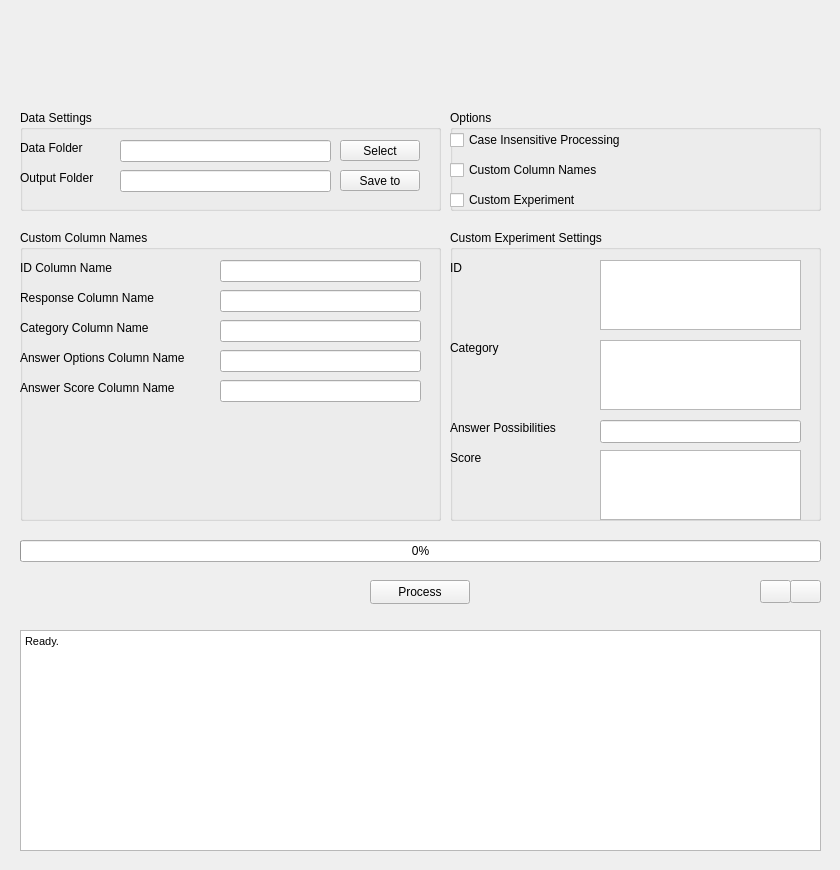
dev-jam/opensesame-toolbox, file resources/questionnaireprocessor.ui: the form before one commit.
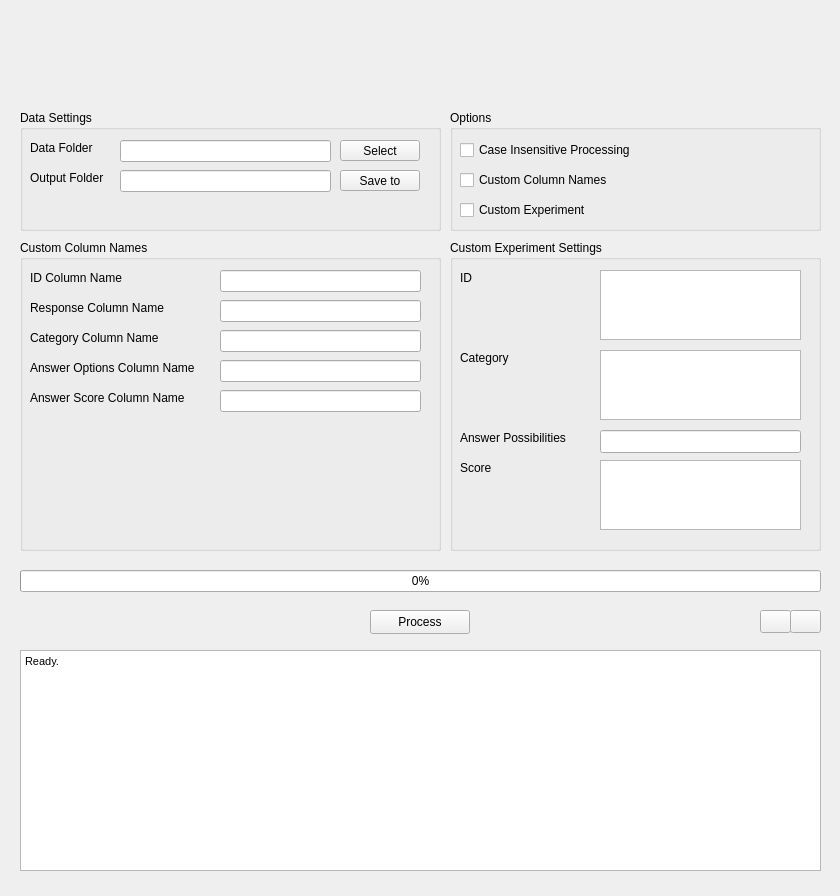
The form after the commit. Icons and pictures are not drawn.

Patch:
```diff
--- a/resources/questionnaireprocessor.ui
+++ b/resources/questionnaireprocessor.ui
@@ -7,7 +7,7 @@
     <x>0</x>
     <y>0</y>
     <width>840</width>
-    <height>870</height>
+    <height>896</height>
    </rect>
   </property>
   <property name="windowTitle">
@@ -18,7 +18,7 @@
     <property name="geometry">
      <rect>
       <x>370</x>
-      <y>580</y>
+      <y>610</y>
       <width>100</width>
       <height>24</height>
      </rect>
@@ -34,7 +34,7 @@
     <property name="geometry">
      <rect>
       <x>760</x>
-      <y>580</y>
+      <y>610</y>
       <width>31</width>
       <height>23</height>
      </rect>
@@ -60,7 +60,7 @@
     <property name="geometry">
      <rect>
       <x>790</x>
-      <y>580</y>
+      <y>610</y>
       <width>31</width>
       <height>23</height>
      </rect>
@@ -86,9 +86,9 @@
     <property name="geometry">
      <rect>
       <x>450</x>
-      <y>230</y>
+      <y>240</y>
       <width>371</width>
-      <height>291</height>
+      <height>311</height>
      </rect>
     </property>
     <property name="title">
@@ -97,7 +97,7 @@
     <widget class="QLabel" name="idCustomLabel">
      <property name="geometry">
       <rect>
-       <x>0</x>
+       <x>10</x>
        <y>30</y>
        <width>16</width>
        <height>16</height>
@@ -110,7 +110,7 @@
     <widget class="QLabel" name="categoryCustomLabel">
      <property name="geometry">
       <rect>
-       <x>0</x>
+       <x>10</x>
        <y>110</y>
        <width>57</width>
        <height>16</height>
@@ -123,7 +123,7 @@
     <widget class="QLabel" name="answerCustomLabel">
      <property name="geometry">
       <rect>
-       <x>0</x>
+       <x>10</x>
        <y>190</y>
        <width>122</width>
        <height>16</height>
@@ -136,7 +136,7 @@
     <widget class="QLabel" name="scoreCustomLabel">
      <property name="geometry">
       <rect>
-       <x>0</x>
+       <x>10</x>
        <y>220</y>
        <width>36</width>
        <height>16</height>
@@ -225,9 +225,9 @@
     <property name="geometry">
      <rect>
       <x>20</x>
-      <y>230</y>
+      <y>240</y>
       <width>421</width>
-      <height>291</height>
+      <height>311</height>
      </rect>
     </property>
     <property name="title">
@@ -236,7 +236,7 @@
     <widget class="QLabel" name="idColumnLabel">
      <property name="geometry">
       <rect>
-       <x>0</x>
+       <x>10</x>
        <y>30</y>
        <width>102</width>
        <height>16</height>
@@ -249,7 +249,7 @@
     <widget class="QLabel" name="responseColumnLabel">
      <property name="geometry">
       <rect>
-       <x>0</x>
+       <x>10</x>
        <y>60</y>
        <width>152</width>
        <height>16</height>
@@ -262,7 +262,7 @@
     <widget class="QLabel" name="categoryColumnLabel">
      <property name="geometry">
       <rect>
-       <x>0</x>
+       <x>10</x>
        <y>90</y>
        <width>146</width>
        <height>16</height>
@@ -275,7 +275,7 @@
     <widget class="QLabel" name="answerOptionColumnLabel">
      <property name="geometry">
       <rect>
-       <x>0</x>
+       <x>10</x>
        <y>120</y>
        <width>187</width>
        <height>16</height>
@@ -288,7 +288,7 @@
     <widget class="QLabel" name="answerScoreColumnLabel">
      <property name="geometry">
       <rect>
-       <x>0</x>
+       <x>10</x>
        <y>150</y>
        <width>175</width>
        <height>16</height>
@@ -355,7 +355,7 @@
       <x>20</x>
       <y>110</y>
       <width>421</width>
-      <height>101</height>
+      <height>121</height>
      </rect>
     </property>
     <property name="title">
@@ -364,7 +364,7 @@
     <widget class="QLabel" name="inputFolderLabel">
      <property name="geometry">
       <rect>
-       <x>0</x>
+       <x>10</x>
        <y>30</y>
        <width>73</width>
        <height>16</height>
@@ -406,7 +406,7 @@
     <widget class="QLabel" name="outputFolderLabel">
      <property name="geometry">
       <rect>
-       <x>0</x>
+       <x>10</x>
        <y>60</y>
        <width>86</width>
        <height>16</height>
@@ -455,7 +455,7 @@
       <x>450</x>
       <y>110</y>
       <width>371</width>
-      <height>101</height>
+      <height>121</height>
      </rect>
     </property>
     <property name="title">
@@ -464,8 +464,8 @@
     <widget class="QCheckBox" name="caseInsensitiveCheckBox">
      <property name="geometry">
       <rect>
-       <x>0</x>
-       <y>20</y>
+       <x>10</x>
+       <y>30</y>
        <width>198</width>
        <height>20</height>
       </rect>
@@ -477,8 +477,8 @@
     <widget class="QCheckBox" name="customColumnCheckBox">
      <property name="geometry">
       <rect>
-       <x>0</x>
-       <y>50</y>
+       <x>10</x>
+       <y>60</y>
        <width>168</width>
        <height>20</height>
       </rect>
@@ -490,8 +490,8 @@
     <widget class="QCheckBox" name="customExperimentCheckBox">
      <property name="geometry">
       <rect>
-       <x>0</x>
-       <y>80</y>
+       <x>10</x>
+       <y>90</y>
        <width>145</width>
        <height>20</height>
       </rect>
@@ -512,7 +512,7 @@
     <property name="geometry">
      <rect>
       <x>20</x>
-      <y>630</y>
+      <y>650</y>
       <width>801</width>
       <height>221</height>
      </rect>
@@ -547,7 +547,7 @@
     <property name="geometry">
      <rect>
       <x>20</x>
-      <y>540</y>
+      <y>570</y>
       <width>801</width>
       <height>22</height>
      </rect>
```
Left out of the diff: 20 changed lines with no effect on the pictures.
